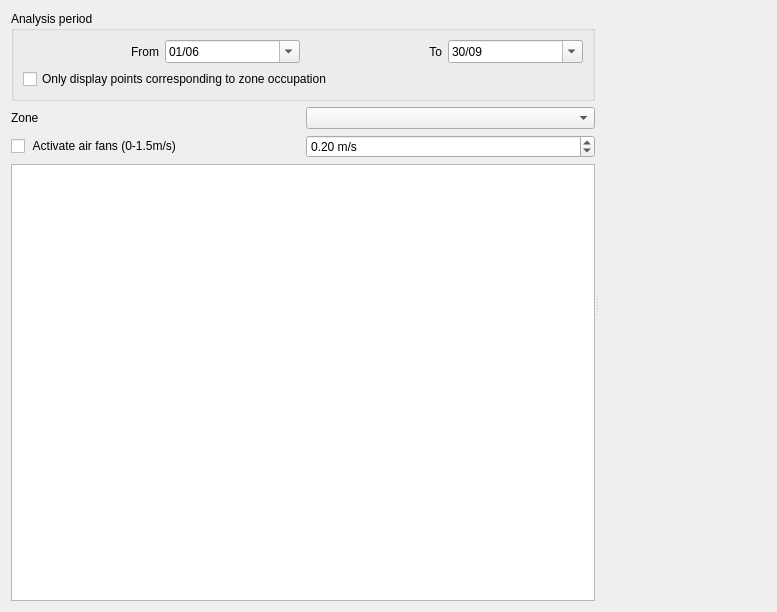
This is src/resources/ui/dataplotter/neubrager.ui in Nobatek/simuplot as Qt 5 draws it before an edit. The edited form follows.
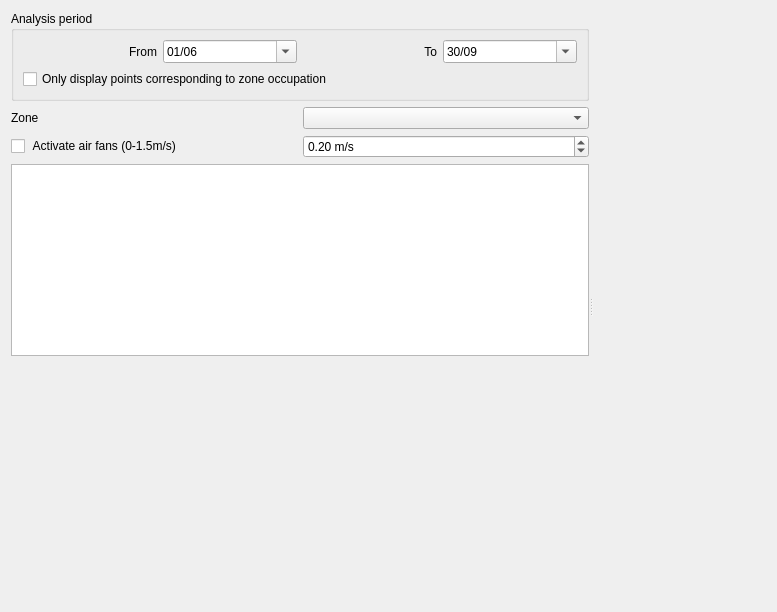
This is the edited form. Custom widgets are drawn as their Qt base class.

Commit message: AdaptiveComfort plotter: fill data table

```diff
--- a/src/resources/ui/dataplotter/neubrager.ui
+++ b/src/resources/ui/dataplotter/neubrager.ui
@@ -182,15 +182,15 @@
        <item>
         <widget class="QTableWidget" name="dataTable">
          <property name="sizePolicy">
-          <sizepolicy hsizetype="Preferred" vsizetype="Expanding">
+          <sizepolicy hsizetype="Preferred" vsizetype="Preferred">
            <horstretch>0</horstretch>
            <verstretch>0</verstretch>
           </sizepolicy>
          </property>
          <property name="minimumSize">
           <size>
-           <width>350</width>
-           <height>300</height>
+           <width>0</width>
+           <height>0</height>
           </size>
          </property>
          <property name="baseSize">
@@ -205,17 +205,24 @@
          <property name="columnCount">
           <number>0</number>
          </property>
-         <attribute name="horizontalHeaderStretchLastSection">
-          <bool>true</bool>
-         </attribute>
          <attribute name="verticalHeaderVisible">
-          <bool>false</bool>
-         </attribute>
-         <attribute name="verticalHeaderHighlightSections">
           <bool>true</bool>
          </attribute>
         </widget>
        </item>
+       <item>
+        <spacer name="dateVerticalSpacer">
+         <property name="orientation">
+          <enum>Qt::Vertical</enum>
+         </property>
+         <property name="sizeHint" stdset="0">
+          <size>
+           <width>20</width>
+           <height>40</height>
+          </size>
+         </property>
+        </spacer>
+       </item>
       </layout>
      </widget>
      <widget class="MplWidget" name="plotWidget" native="true">
```
The commit also changes 1 other file.
